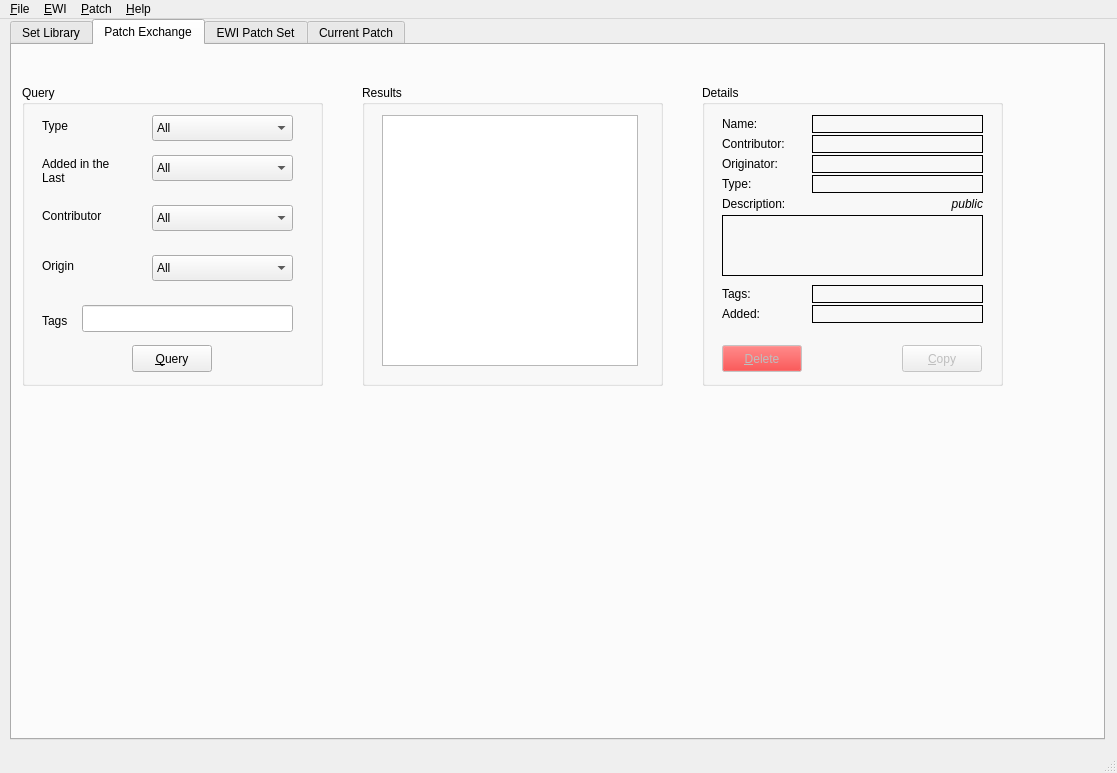
Before: the Qt Designer form mainwindow.ui in jsheedy/ewitool, drawn with Qt 5.
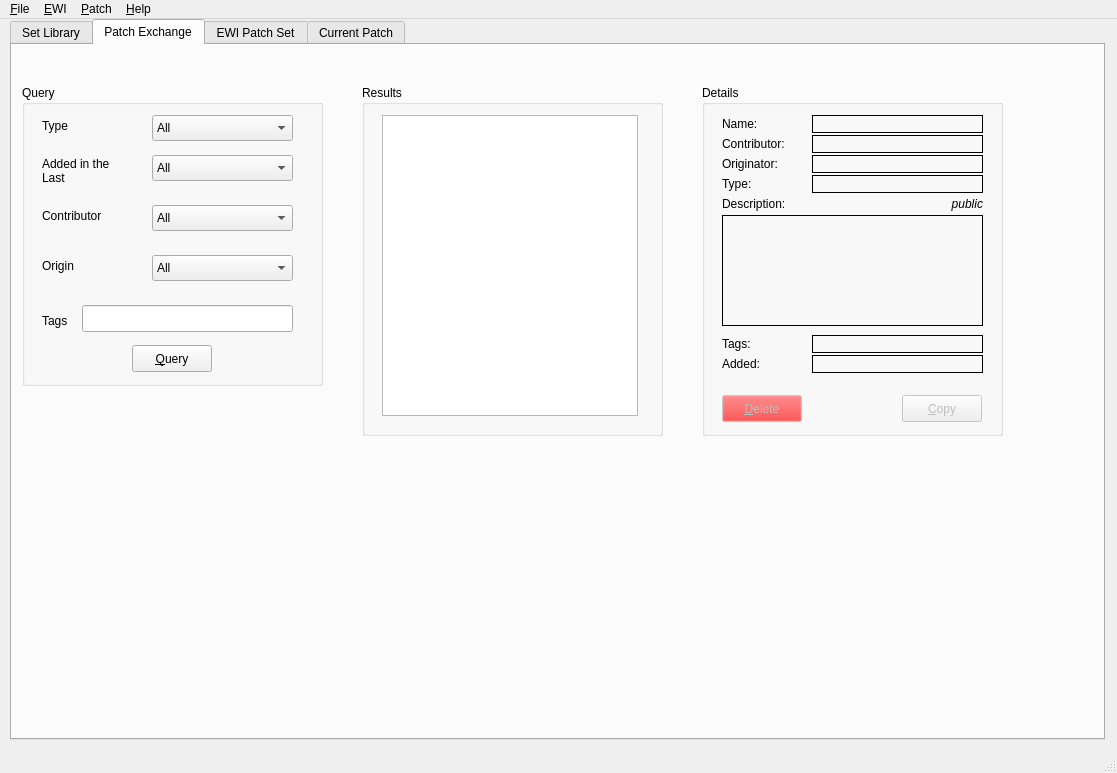
After: the same form once the commit is applied. The open tabs and pages were chosen to show the change.

```diff
--- a/mainwindow.ui
+++ b/mainwindow.ui
@@ -469,7 +469,7 @@
         <x>350</x>
         <y>40</y>
         <width>301</width>
-        <height>301</height>
+        <height>351</height>
        </rect>
       </property>
       <property name="title" >
@@ -481,7 +481,7 @@
          <x>20</x>
          <y>30</y>
          <width>256</width>
-         <height>251</height>
+         <height>301</height>
         </rect>
        </property>
       </widget>
@@ -492,7 +492,7 @@
         <x>690</x>
         <y>40</y>
         <width>301</width>
-        <height>301</height>
+        <height>351</height>
        </rect>
       </property>
       <property name="title" >
@@ -567,7 +567,7 @@
        <property name="geometry" >
         <rect>
          <x>20</x>
-         <y>200</y>
+         <y>250</y>
          <width>57</width>
          <height>18</height>
         </rect>
@@ -580,7 +580,7 @@
        <property name="geometry" >
         <rect>
          <x>20</x>
-         <y>220</y>
+         <y>270</y>
          <width>57</width>
          <height>18</height>
         </rect>
@@ -671,15 +671,23 @@
          <x>20</x>
          <y>130</y>
          <width>261</width>
-         <height>61</height>
+         <height>111</height>
         </rect>
        </property>
+       <property name="font" >
+        <font>
+         <pointsize>8</pointsize>
+        </font>
+       </property>
        <property name="frameShape" >
         <enum>QFrame::Box</enum>
        </property>
        <property name="text" >
         <string/>
        </property>
+       <property name="alignment" >
+        <set>Qt::AlignLeading|Qt::AlignLeft|Qt::AlignTop</set>
+       </property>
        <property name="wordWrap" >
         <bool>true</bool>
        </property>
@@ -691,7 +699,7 @@
        <property name="geometry" >
         <rect>
          <x>110</x>
-         <y>200</y>
+         <y>250</y>
          <width>171</width>
          <height>18</height>
         </rect>
@@ -710,7 +718,7 @@
        <property name="geometry" >
         <rect>
          <x>110</x>
-         <y>220</y>
+         <y>270</y>
          <width>171</width>
          <height>18</height>
         </rect>
@@ -732,7 +740,7 @@
        <property name="geometry" >
         <rect>
          <x>200</x>
-         <y>260</y>
+         <y>310</y>
          <width>80</width>
          <height>27</height>
         </rect>
@@ -769,7 +777,7 @@
        <property name="geometry" >
         <rect>
          <x>20</x>
-         <y>260</y>
+         <y>310</y>
          <width>80</width>
          <height>27</height>
         </rect>
```
Left out of the diff: 8 changed lines with no effect on the pictures.
